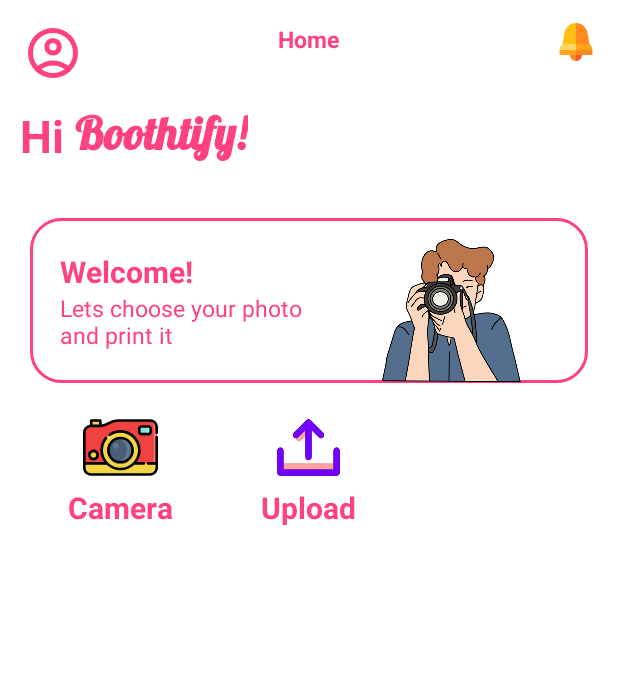
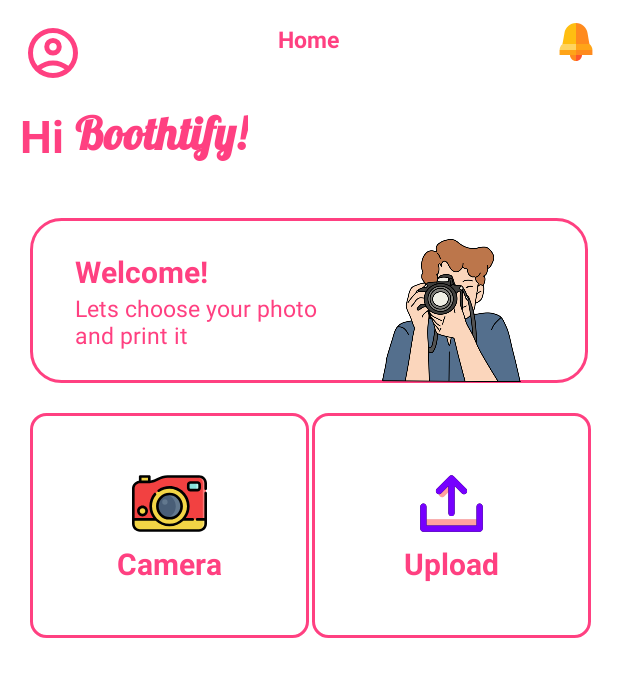
Before and after one commit to Rakhasptro/BelajarAndroidStudio, an Android app: the screen it shows after launch once a user with an empty profile is signed in (MainActivity), on a phone screen of 412 x 824 dp. Shown: the top 677 px of the screen. Run offline under Robolectric (Android 15) with nearby library versions, the phone set to English and light mode, and no system bars; our stand-ins replace Firebase (no records; nobody signed in at launch, a user with empty details on screens opened directly).

Commit message:
update main

```diff
--- a/app/src/main/res/drawable/button_border.xml
+++ /dev/null
@@ -1,7 +0,0 @@
-<?xml version="1.0" encoding="utf-8"?>
-<shape xmlns:android="http://schemas.android.com/apk/res/android"
-    android:shape="rectangle">
-    <corners android:radius="50dp"/>
-    <solid android:color="@color/transparent"/>
-    <stroke android:width="3dp" android:color="#FFFFFF"/>
-</shape>
--- /dev/null
+++ b/app/src/main/res/drawable/ic_button_border.xml
@@ -0,0 +1,9 @@
+<?xml version="1.0" encoding="utf-8"?>
+<shape xmlns:android="http://schemas.android.com/apk/res/android"
+    android:shape="rectangle">
+    <corners android:radius="10dp"/>
+    <solid android:color="@color/white"/>
+    <stroke
+        android:width="2dp"
+        android:color="@color/pink"/>
+</shape>
--- a/app/src/main/res/layout/activity_main.xml
+++ b/app/src/main/res/layout/activity_main.xml
@@ -138,7 +138,7 @@
             android:id="@+id/welcome_main"
             android:layout_width="match_parent"
             android:layout_height="wrap_content"
-            android:layout_marginStart="30dp"
+            android:layout_marginStart="40dp"
             android:layout_marginEnd="0dp"
             android:layout_marginTop="12dp"
             android:text="@string/welcome_main"
@@ -149,7 +149,7 @@
         <TextView
             android:layout_width="match_parent"
             android:layout_height="wrap_content"
-            android:layout_marginStart="30dp"
+            android:layout_marginStart="40dp"
             android:layout_marginEnd="0dp"
             android:text="@string/text_welcome"
             android:textColor="@color/pink"
@@ -173,13 +173,15 @@
         android:gravity="center_vertical"
         android:orientation="horizontal"
         android:padding="18dp"
-        android:weightSum="3"
+        android:weightSum="2"
         android:baselineAligned="false"
         app:layout_constraintTop_toBottomOf="@id/card_login">
 
         <LinearLayout
             android:layout_width="0dp"
-            android:layout_height="wrap_content"
+            android:layout_height="150dp"
+            android:layout_margin="2dp"
+            android:background="@drawable/ic_button_border"
             android:layout_weight="1"
             android:gravity="center"
             android:orientation="vertical">
@@ -204,8 +206,9 @@
 
         <LinearLayout
             android:layout_width="0dp"
-            android:layout_height="wrap_content"
+            android:layout_height="150dp"
             android:layout_weight="1"
+            android:background="@drawable/ic_button_border"
             android:gravity="center"
             android:orientation="vertical">
 
@@ -226,6 +229,8 @@
                 android:textSize="20sp"
                 android:textStyle="bold" />
         </LinearLayout>
+
+
     </LinearLayout>
 
 </androidx.constraintlayout.widget.ConstraintLayout>
--- a/app/src/main/res/layout/activity_signin.xml
+++ b/app/src/main/res/layout/activity_signin.xml
@@ -29,7 +29,6 @@
         app:layout_constraintTop_toBottomOf="@id/btn_back"
         app:layout_constraintVertical_bias="1.0">
 
-        android:textStyle="bold"
         <TextView
             android:id="@+id/txt_welcome_back"
             android:layout_width="wrap_content"
@@ -38,6 +37,7 @@
             android:textColor="@color/black"
             android:textSize="28sp"
             android:layout_marginTop="20dp"
+            android:textStyle="bold"
             app:layout_constraintStart_toStartOf="parent"
             app:layout_constraintEnd_toEndOf="parent"
             app:layout_constraintTop_toTopOf="parent"/>
--- a/app/src/main/res/layout/activity_welcome.xml
+++ b/app/src/main/res/layout/activity_welcome.xml
@@ -63,7 +63,7 @@
         android:layout_width="match_parent"
         android:layout_height="60dp"
         android:layout_marginTop="8dp"
-        android:background="@drawable/button_border"
+        android:background="@drawable/ic_button_border"
         android:letterSpacing="-0.02"
         android:text="@string/Login"
         android:textAllCaps="false"
--- a/app/src/main/res/values/strings.xml
+++ b/app/src/main/res/values/strings.xml
@@ -27,6 +27,7 @@
     <string name="des_content2">Upload</string>
     <string name="profile">Profile</string>
     <string name="des_content3">Profile</string>
+    <string name="des_content5">Button</string>
     <string name="title_user">Boothtify!</string>
     <string name="page_home">Home</string>
     <string name="des_content4">Notification</string>
```
